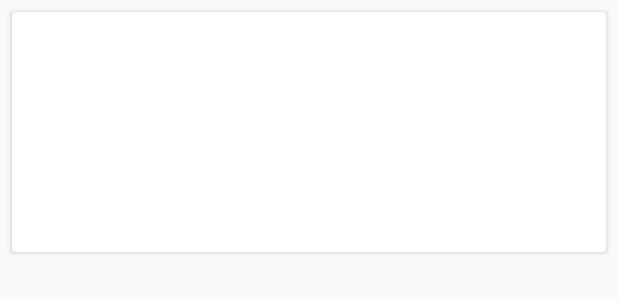
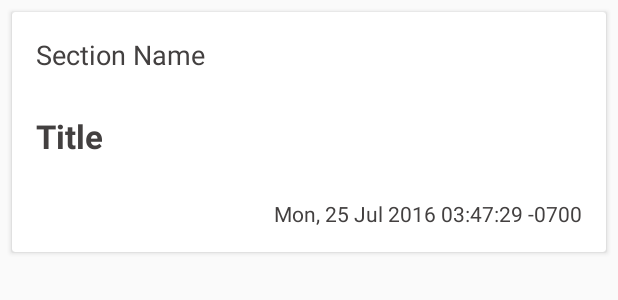
Before and after one commit to imarneanu/newsapp, an Android app: the layout news_list_item.xml on its own in the app's theme, with its tools: preview values and no code run, on a phone screen of 412 x 824 dp. Shown: the top 300 px of the screen. Run offline under Robolectric (Android 15) with nearby library versions, the phone set to English and light mode, and no system bars.

Commit message:
Setting a transparency for the card background.

```diff
--- a/app/src/main/java/com/imarneanu/android/newsapp/adapters/NewsRecyclerAdapter.java
+++ b/app/src/main/java/com/imarneanu/android/newsapp/adapters/NewsRecyclerAdapter.java
@@ -56,19 +56,22 @@ public class NewsRecyclerAdapter extends RecyclerView.Adapter<NewsRecyclerAdapte
 
         try {
             backgroundDrawable = Drawable.createFromStream(mContext.getAssets().open(news.getCategoryImage()), null);
-            holder.mNewsContainer.setBackground(backgroundDrawable);
         } catch (IOException e) {
             Log.e(TAG, e.getMessage(), e);
         }
 
         if (backgroundDrawable == null) {
             try {
-                holder.mNewsContainer.setBackground(Drawable.createFromStream(mContext.getAssets().open("news.png"), null));
+                backgroundDrawable = Drawable.createFromStream(mContext.getAssets().open("news.png"), null);
             } catch (IOException e) {
                 Log.e(TAG, e.getMessage(), e);
             }
         }
 
+        if (backgroundDrawable != null) {
+            backgroundDrawable.setAlpha(92);
+            holder.mNewsContainer.setBackground(backgroundDrawable);
+        }
         holder.mNewsSection.setText(news.sectionName);
         holder.mNewsTitle.setText(news.webTitle);
         holder.mNewsDate.setText(news.webPublicationDate);
--- a/app/src/main/res/layout/news_list_item.xml
+++ b/app/src/main/res/layout/news_list_item.xml
@@ -18,7 +18,7 @@
 
         <TextView
             android:id="@+id/news_section"
-            style="@style/TextStyle"
+            style="@style/SectionStyle"
             android:layout_width="match_parent"
             android:layout_height="wrap_content"
             tools:text="Section Name" />
--- a/app/src/main/res/values/colors.xml
+++ b/app/src/main/res/values/colors.xml
@@ -3,4 +3,6 @@
     <color name="colorPrimary">#3F51B5</color>
     <color name="colorPrimaryDark">#303F9F</color>
     <color name="colorAccent">#FF4081</color>
+
+    <color name="colorText">#434040</color>
 </resources>
--- a/app/src/main/res/values/styles.xml
+++ b/app/src/main/res/values/styles.xml
@@ -8,17 +8,17 @@
         <item name="colorAccent">@color/colorAccent</item>
     </style>
 
+    <style name="SectionStyle" parent="android:TextAppearance.Medium">
+        <item name="android:textColor">@color/colorText</item>
+    </style>
+
     <style name="TitleStyle" parent="android:TextAppearance.Large">
         <item name="android:textStyle">bold</item>
-        <item name="android:textColor">@android:color/white</item>
-    </style>
-
-    <style name="TextStyle" parent="android:TextAppearance.Medium">
-        <item name="android:textColor">@android:color/white</item>
+        <item name="android:textColor">@color/colorText</item>
     </style>
 
     <style name="CaptionStyle" parent="android:TextAppearance.Small">
-        <item name="android:textColor">@android:color/white</item>
+        <item name="android:textColor">@color/colorText</item>
     </style>
 
 </resources>
```
